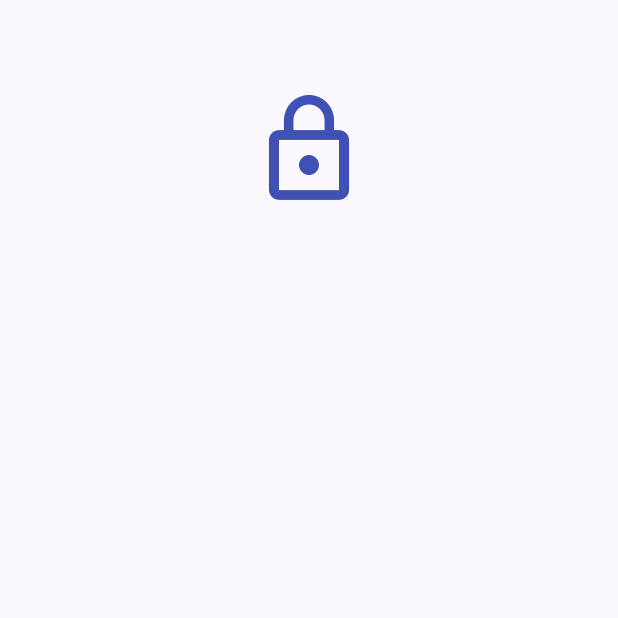
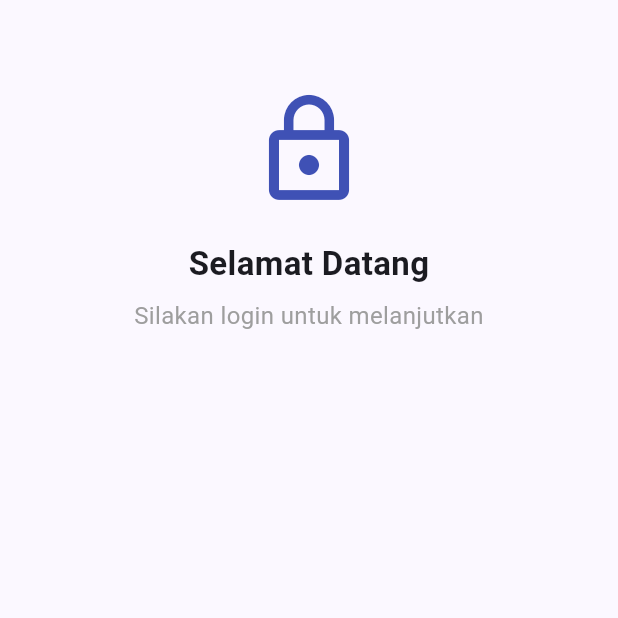
Before and after one commit to str122-xyz/KB1179-1123150070-uts, a Flutter app: the Login screen opened directly, on a phone screen of 412 x 824 dp, the top half of it. Run offline on Flutter 3.47's test engine with Material 3 defaults, Android fonts, the phone set to English and light mode, and no system bars.

Commit message:
Menambahkan title dan subtitle

```diff
--- a/lib/login/login.dart
+++ b/lib/login/login.dart
@@ -20,6 +20,19 @@ class Login extends StatelessWidget {
 
               const Icon(Icons.lock_outline, size: 80, color: Colors.indigo),
               const SizedBox(height: 20),
+
+              const Text(
+                "Selamat Datang",
+                textAlign: TextAlign.center,
+                style: TextStyle(fontSize: 22, fontWeight: FontWeight.bold),
+              ),
+              const SizedBox(height: 8),
+              const Text(
+                "Silakan login untuk melanjutkan",
+                textAlign: TextAlign.center,
+                style: TextStyle(fontSize: 16, color: Colors.grey),
+              ),
+              const SizedBox(height: 30),
             ],
           ),
         ),
```
Also changed, not shown: 1 other file.
